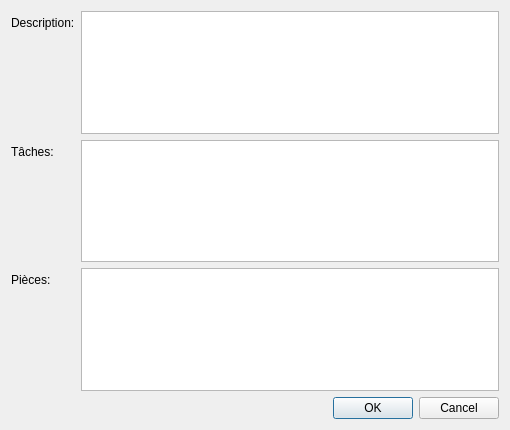
Before: the Qt Designer form InfoDynamiqueQt/Vues/vuerapport.ui in AlexandreGirardin/ProjetAnalyse, drawn with Qt 5.
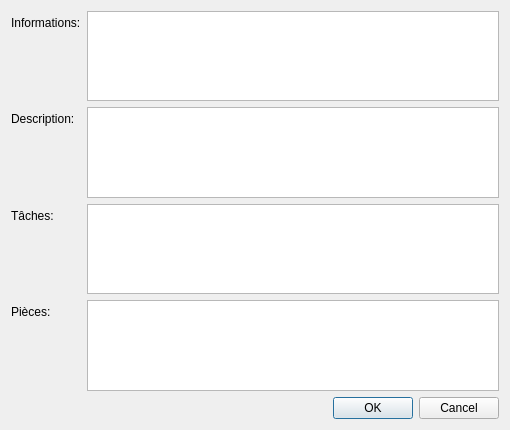
After: the same form once the commit is applied.

Commit message: Attribution de nom pour les champs de la vue rapport

Diff of the .ui file:
```diff
--- a/InfoDynamiqueQt/Vues/vuerapport.ui
+++ b/InfoDynamiqueQt/Vues/vuerapport.ui
@@ -16,36 +16,46 @@
   <layout class="QVBoxLayout" name="verticalLayout">
    <item>
     <layout class="QFormLayout" name="formLayout">
-     <item row="0" column="0">
+     <item row="1" column="0">
       <widget class="QLabel" name="label">
        <property name="text">
         <string>Description:</string>
        </property>
       </widget>
      </item>
-     <item row="0" column="1">
-      <widget class="QTextEdit" name="textEdit"/>
+     <item row="1" column="1">
+      <widget class="QTextEdit" name="champDescription"/>
      </item>
-     <item row="2" column="0">
+     <item row="3" column="0">
       <widget class="QLabel" name="label_2">
        <property name="text">
         <string>Pièces:</string>
        </property>
       </widget>
      </item>
+     <item row="3" column="1">
+      <widget class="QTextEdit" name="champPieces"/>
+     </item>
      <item row="2" column="1">
       <widget class="QTextEdit" name="textEdit_2"/>
      </item>
-     <item row="1" column="1">
-      <widget class="QTextEdit" name="textEdit_3"/>
-     </item>
-     <item row="1" column="0">
+     <item row="2" column="0">
       <widget class="QLabel" name="label_3">
        <property name="text">
         <string>Tâches:</string>
        </property>
       </widget>
      </item>
+     <item row="0" column="1">
+      <widget class="QTextEdit" name="champInformations"/>
+     </item>
+     <item row="0" column="0">
+      <widget class="QLabel" name="label_4">
+       <property name="text">
+        <string>Informations:</string>
+       </property>
+      </widget>
+     </item>
     </layout>
    </item>
    <item>
```
Left out of the diff: 2 changed lines with no effect on the pictures.
